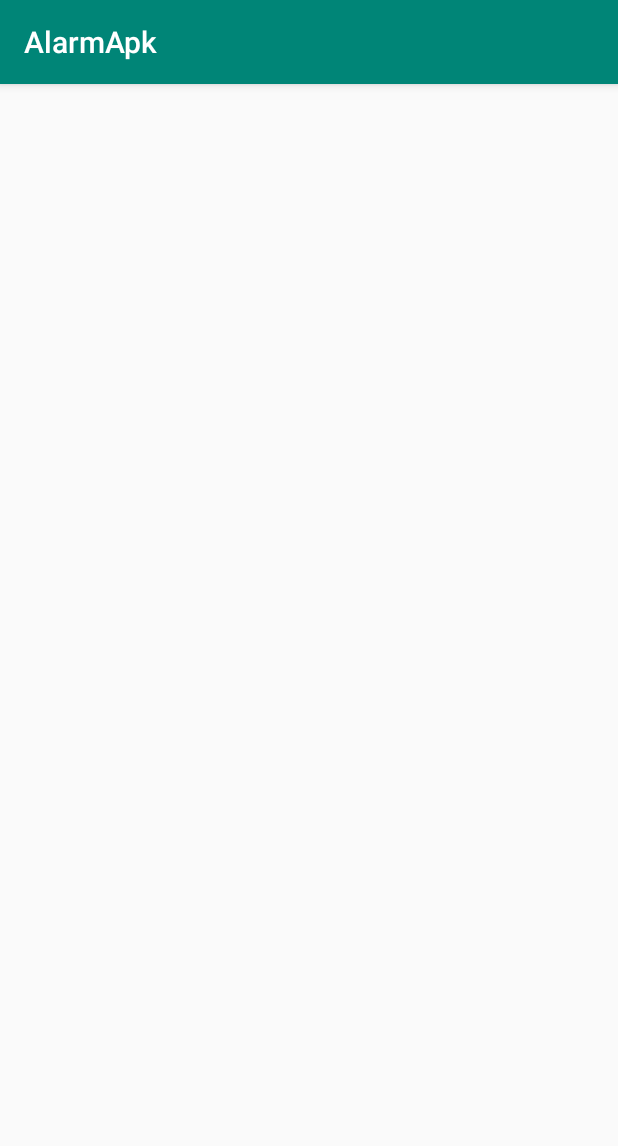
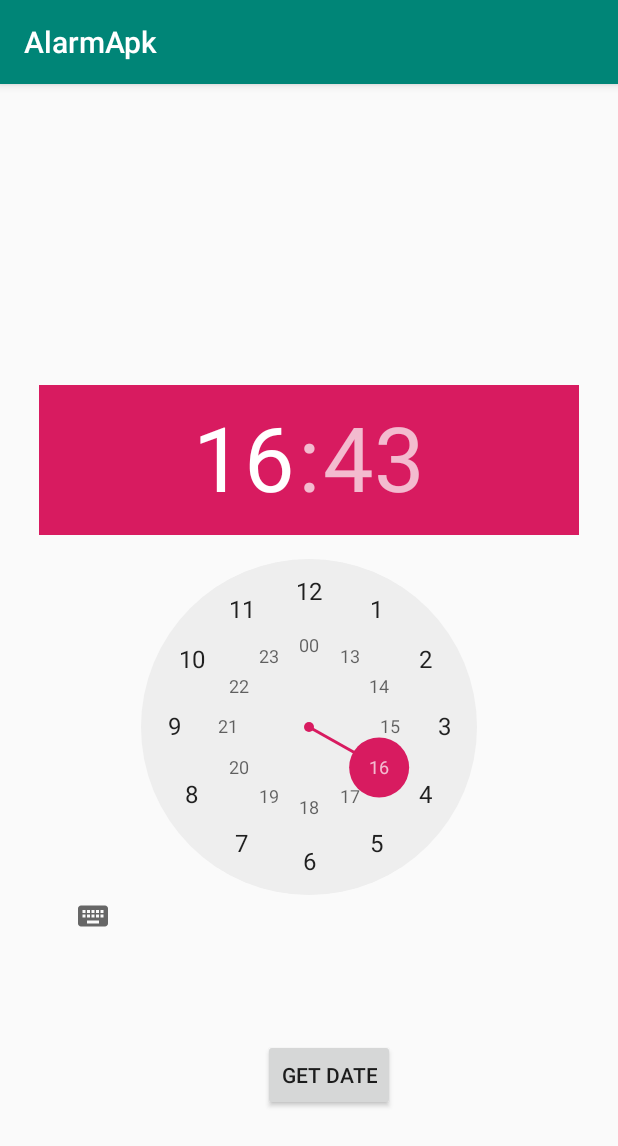
Before and after one commit to bdzanko17/Alarm-Android, an Android app: the Alarm screen opened directly, with no data from a screen before it, on a phone screen of 412 x 824 dp. Shown: the top 1146 px of the screen. Run offline under Robolectric (Android 15) with nearby library versions, the phone set to English and light mode, and no system bars.

Commit message:
AddAlarm_acitivity UI.

```diff
--- a/app/src/main/java/com/example/alarmapk/Alarm.java
+++ b/app/src/main/java/com/example/alarmapk/Alarm.java
@@ -1,13 +1,54 @@
 package com.example.alarmapk;
 
 import androidx.appcompat.app.AppCompatActivity;
+
+import android.os.Build;
 import android.os.Bundle;
+import android.view.View;
+import android.widget.Button;
+import android.widget.TextView;
+import android.widget.TimePicker;
 
 public class Alarm extends AppCompatActivity {
+
+    TimePicker picker;
+    Button btnGet;
+    TextView tvw;
 
     @Override
     protected void onCreate(Bundle savedInstanceState) {
         super.onCreate(savedInstanceState);
         setContentView(R.layout.activity_alarm);
+
+        tvw=findViewById(R.id.textView1);
+        picker=findViewById(R.id.timePicker1);
+        picker.setIs24HourView(true);
+        btnGet=findViewById(R.id.button1);
+        btnGet.setOnClickListener(new View.OnClickListener() {
+            @Override
+            public void onClick(View v) {
+                int hour, minute;
+                String am_pm;
+                if (Build.VERSION.SDK_INT >= 23 ){
+                    hour = picker.getHour();
+                    minute = picker.getMinute();
+                }
+                else{
+                    hour = picker.getCurrentHour();
+                    minute = picker.getCurrentMinute();
+                }
+                if(hour > 12) {
+                    am_pm = "PM";
+                    hour = hour - 12;
+                }
+                else
+                {
+                    am_pm="AM";
+                }
+                tvw.setText("Selected Date: "+ hour +":"+ minute+" "+am_pm);
+
+            }
+        });
+
     }
 }
--- a/app/src/main/res/layout/activity_alarm.xml
+++ b/app/src/main/res/layout/activity_alarm.xml
@@ -5,6 +5,48 @@
     xmlns:app="http://schemas.android.com/apk/res-auto"
     android:layout_width="match_parent"
     android:layout_height="match_parent"
-    tools:context=".Alarm">
+    tools:context=".Alarm" >
+
+    <TimePicker
+        android:id="@+id/timePicker1"
+        android:layout_width="360dp"
+        android:layout_height="367dp"
+        android:layout_centerHorizontal="true"
+
+        app:layout_constraintBottom_toBottomOf="parent"
+        app:layout_constraintEnd_toEndOf="parent"
+        app:layout_constraintStart_toStartOf="parent"
+        app:layout_constraintTop_toTopOf="parent" />
+
+    <Button
+        android:id="@+id/button1"
+        android:layout_width="wrap_content"
+        android:layout_height="wrap_content"
+        android:layout_below="@+id/timePicker1"
+        android:text="Get Date"
+
+
+
+
+        app:layout_constraintBottom_toBottomOf="parent"
+        app:layout_constraintEnd_toEndOf="parent"
+        app:layout_constraintStart_toStartOf="@+id/timePicker1"
+        app:layout_constraintTop_toTopOf="parent"
+        app:layout_constraintVertical_bias="0.884" />
+
+    <TextView
+        android:id="@+id/textView1"
+        android:layout_width="wrap_content"
+        android:layout_height="wrap_content"
+        android:layout_below="@+id/button1"
+        android:textSize="18dp"
+        android:textStyle="bold"
+        app:layout_constraintBottom_toBottomOf="parent"
+        app:layout_constraintEnd_toEndOf="parent"
+        app:layout_constraintHorizontal_bias="0.474"
+        app:layout_constraintStart_toStartOf="parent"
+        app:layout_constraintTop_toTopOf="parent"
+        app:layout_constraintVertical_bias="0.172" />
+
 
 </androidx.constraintlayout.widget.ConstraintLayout>
--- a/app/src/main/res/layout/activity_main.xml
+++ b/app/src/main/res/layout/activity_main.xml
@@ -15,12 +15,15 @@
         android:background="@drawable/settingspng"
         android:onClick="settingActivity"
 
+
+
         app:layout_constraintBottom_toBottomOf="parent"
         app:layout_constraintEnd_toEndOf="parent"
         app:layout_constraintHorizontal_bias="0.95"
         app:layout_constraintStart_toStartOf="parent"
         app:layout_constraintTop_toTopOf="parent"
         app:layout_constraintVertical_bias="0.01"
+
         />
 
     <Button
```
